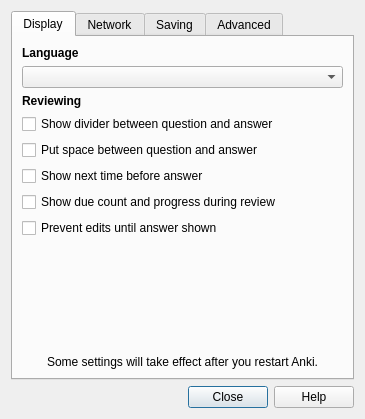
This is designer/preferences.ui in ankitects/anki as Qt 5 draws it before an edit. The edited form follows.
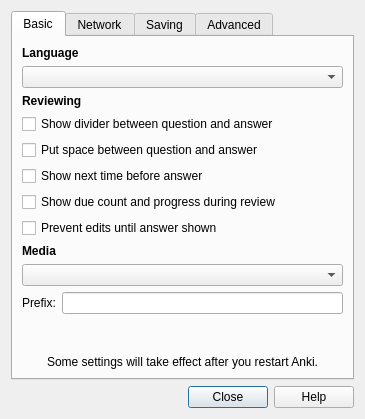
This is the edited form.

Commit message: add new media options to preferences

Patch:
```diff
--- a/designer/preferences.ui
+++ b/designer/preferences.ui
@@ -24,7 +24,7 @@
      </property>
      <widget class="QWidget" name="tab_1">
       <attribute name="title">
-       <string>Display</string>
+       <string>Basic</string>
       </attribute>
       <layout class="QVBoxLayout" name="verticalLayout">
        <property name="spacing">
@@ -104,6 +104,30 @@
          </property>
         </widget>
        </item>
+       <item>
+        <widget class="QLabel" name="label_6">
+         <property name="text">
+          <string>&lt;b&gt;Media&lt;/b&gt;</string>
+         </property>
+        </widget>
+       </item>
+       <item>
+        <widget class="QComboBox" name="mediaChoice"/>
+       </item>
+       <item>
+        <layout class="QHBoxLayout" name="horizontalLayout_2">
+         <item>
+          <widget class="QLabel" name="mediaPrefix">
+           <property name="text">
+            <string>Prefix:</string>
+           </property>
+          </widget>
+         </item>
+         <item>
+          <widget class="QLineEdit" name="mediaPath"/>
+         </item>
+        </layout>
+       </item>
        <item>
         <spacer name="verticalSpacer">
          <property name="orientation">
```
Left out of the diff: 2 changed lines with no effect on the pictures. The commit also changes 2 other files.
